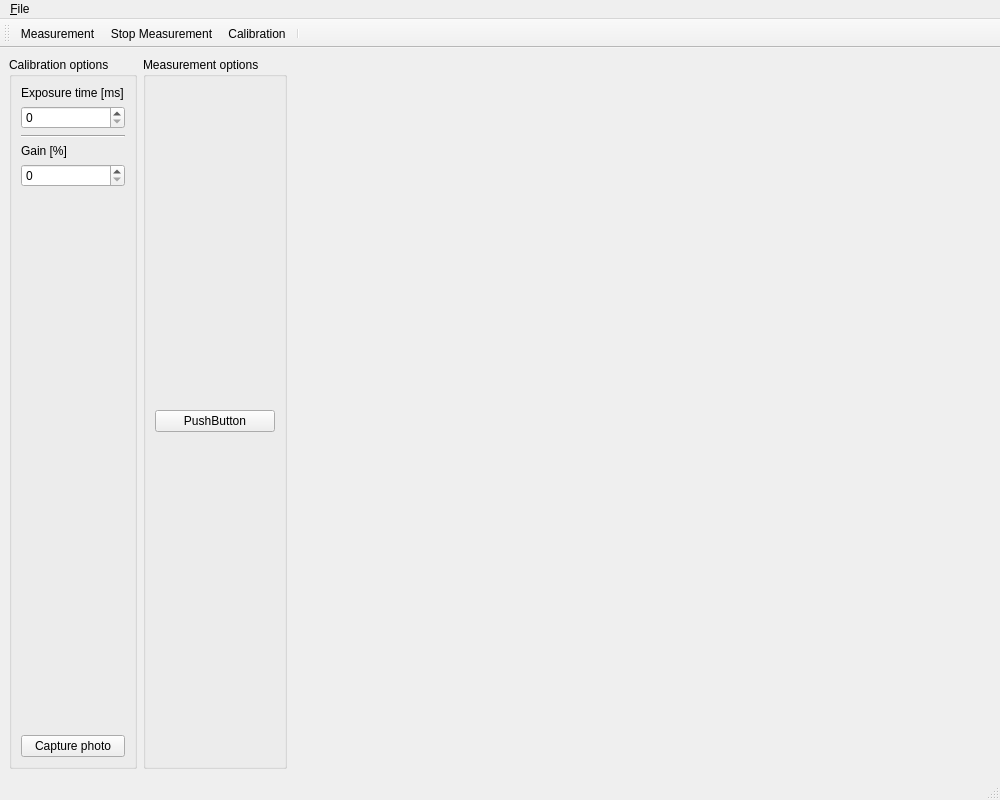
First picture: the form in Thermovision/View/mainwindow.ui, repository Wolowin/Thermovision, before the edit.
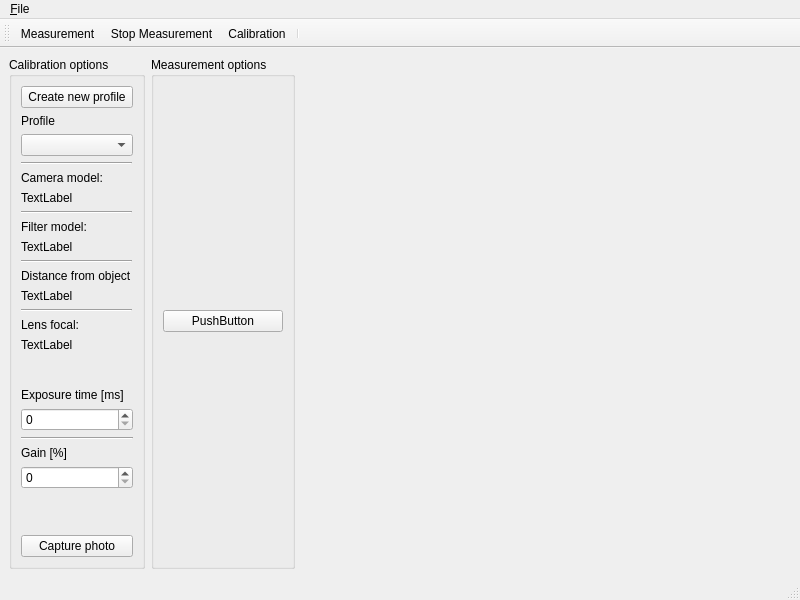
Second picture: the form after the edit.

The edit to the form file:
```diff
--- a/Thermovision/View/mainwindow.ui
+++ b/Thermovision/View/mainwindow.ui
@@ -6,10 +6,16 @@
    <rect>
     <x>0</x>
     <y>0</y>
-    <width>1000</width>
-    <height>800</height>
+    <width>800</width>
+    <height>600</height>
    </rect>
   </property>
+  <property name="sizePolicy">
+   <sizepolicy hsizetype="Expanding" vsizetype="Expanding">
+    <horstretch>0</horstretch>
+    <verstretch>0</verstretch>
+   </sizepolicy>
+  </property>
   <property name="windowTitle">
    <string>MainWindow</string>
   </property>
@@ -72,7 +78,154 @@
       </property>
       <layout class="QVBoxLayout" name="verticalLayout">
        <item>
-        <widget class="QLabel" name="label">
+        <widget class="QPushButton" name="button_create_new_profile">
+         <property name="text">
+          <string>Create new profile</string>
+         </property>
+        </widget>
+       </item>
+       <item>
+        <widget class="QLabel" name="label_profile_name_title">
+         <property name="text">
+          <string>Profile</string>
+         </property>
+        </widget>
+       </item>
+       <item>
+        <widget class="QComboBox" name="comboBox_profile_name"/>
+       </item>
+       <item>
+        <layout class="QHBoxLayout" name="horizontalLayout">
+         <item>
+          <layout class="QVBoxLayout" name="verticalLayout_3">
+           <item>
+            <widget class="Line" name="line_6">
+             <property name="orientation">
+              <enum>Qt::Horizontal</enum>
+             </property>
+            </widget>
+           </item>
+           <item>
+            <widget class="QLabel" name="label_camera_model_title">
+             <property name="sizePolicy">
+              <sizepolicy hsizetype="Preferred" vsizetype="Preferred">
+               <horstretch>0</horstretch>
+               <verstretch>0</verstretch>
+              </sizepolicy>
+             </property>
+             <property name="text">
+              <string>Camera model:</string>
+             </property>
+            </widget>
+           </item>
+           <item>
+            <widget class="QLabel" name="label_camera_model">
+             <property name="text">
+              <string>TextLabel</string>
+             </property>
+            </widget>
+           </item>
+           <item>
+            <widget class="Line" name="line_2">
+             <property name="orientation">
+              <enum>Qt::Horizontal</enum>
+             </property>
+            </widget>
+           </item>
+           <item>
+            <widget class="QLabel" name="label_filter_model_title">
+             <property name="text">
+              <string>Filter model:</string>
+             </property>
+            </widget>
+           </item>
+           <item>
+            <widget class="QLabel" name="label_filter_model">
+             <property name="text">
+              <string>TextLabel</string>
+             </property>
+            </widget>
+           </item>
+           <item>
+            <widget class="Line" name="line_3">
+             <property name="orientation">
+              <enum>Qt::Horizontal</enum>
+             </property>
+            </widget>
+           </item>
+           <item>
+            <widget class="QLabel" name="label_distance_from_object_title">
+             <property name="text">
+              <string>Distance from object</string>
+             </property>
+            </widget>
+           </item>
+           <item>
+            <widget class="QLabel" name="label_distance_from_object">
+             <property name="text">
+              <string>TextLabel</string>
+             </property>
+            </widget>
+           </item>
+           <item>
+            <widget class="Line" name="line_4">
+             <property name="orientation">
+              <enum>Qt::Horizontal</enum>
+             </property>
+            </widget>
+           </item>
+           <item>
+            <widget class="QLabel" name="label_lens_focal_title">
+             <property name="text">
+              <string>Lens focal:</string>
+             </property>
+            </widget>
+           </item>
+           <item>
+            <widget class="QLabel" name="label_lens_focal">
+             <property name="text">
+              <string>TextLabel</string>
+             </property>
+            </widget>
+           </item>
+          </layout>
+         </item>
+         <item>
+          <spacer name="verticalSpacer_2">
+           <property name="orientation">
+            <enum>Qt::Vertical</enum>
+           </property>
+           <property name="sizeType">
+            <enum>QSizePolicy::MinimumExpanding</enum>
+           </property>
+           <property name="sizeHint" stdset="0">
+            <size>
+             <width>1</width>
+             <height>40</height>
+            </size>
+           </property>
+          </spacer>
+         </item>
+        </layout>
+       </item>
+       <item>
+        <spacer name="verticalSpacer_3">
+         <property name="orientation">
+          <enum>Qt::Vertical</enum>
+         </property>
+         <property name="sizeType">
+          <enum>QSizePolicy::Expanding</enum>
+         </property>
+         <property name="sizeHint" stdset="0">
+          <size>
+           <width>20</width>
+           <height>80</height>
+          </size>
+         </property>
+        </spacer>
+       </item>
+       <item>
+        <widget class="QLabel" name="label_exposure_time_title">
          <property name="text">
           <string>Exposure time [ms]</string>
          </property>
@@ -103,6 +256,9 @@
          <property name="orientation">
           <enum>Qt::Vertical</enum>
          </property>
+         <property name="sizeType">
+          <enum>QSizePolicy::Fixed</enum>
+         </property>
          <property name="sizeHint" stdset="0">
           <size>
            <width>20</width>
@@ -124,7 +280,7 @@
     <item row="0" column="3">
      <widget class="QLabel" name="imageLabel">
       <property name="sizePolicy">
-       <sizepolicy hsizetype="Expanding" vsizetype="Expanding">
+       <sizepolicy hsizetype="MinimumExpanding" vsizetype="MinimumExpanding">
         <horstretch>0</horstretch>
         <verstretch>0</verstretch>
        </sizepolicy>
@@ -132,6 +288,15 @@
       <property name="text">
        <string/>
       </property>
+      <property name="scaledContents">
+       <bool>false</bool>
+      </property>
+      <property name="alignment">
+       <set>Qt::AlignLeading|Qt::AlignLeft|Qt::AlignTop</set>
+      </property>
+      <property name="margin">
+       <number>-3</number>
+      </property>
      </widget>
     </item>
    </layout>
@@ -141,7 +306,7 @@
     <rect>
      <x>0</x>
      <y>0</y>
-     <width>1000</width>
+     <width>800</width>
      <height>21</height>
     </rect>
    </property>
```
Left out of the diff: 10 changed lines with no effect on the pictures.
